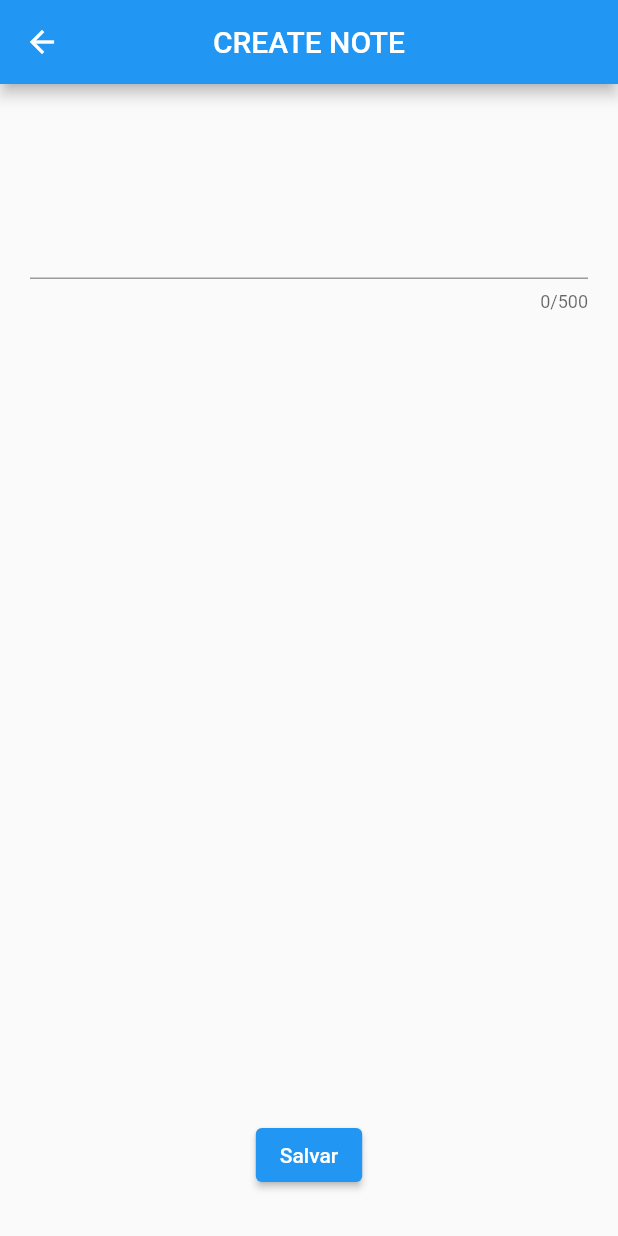
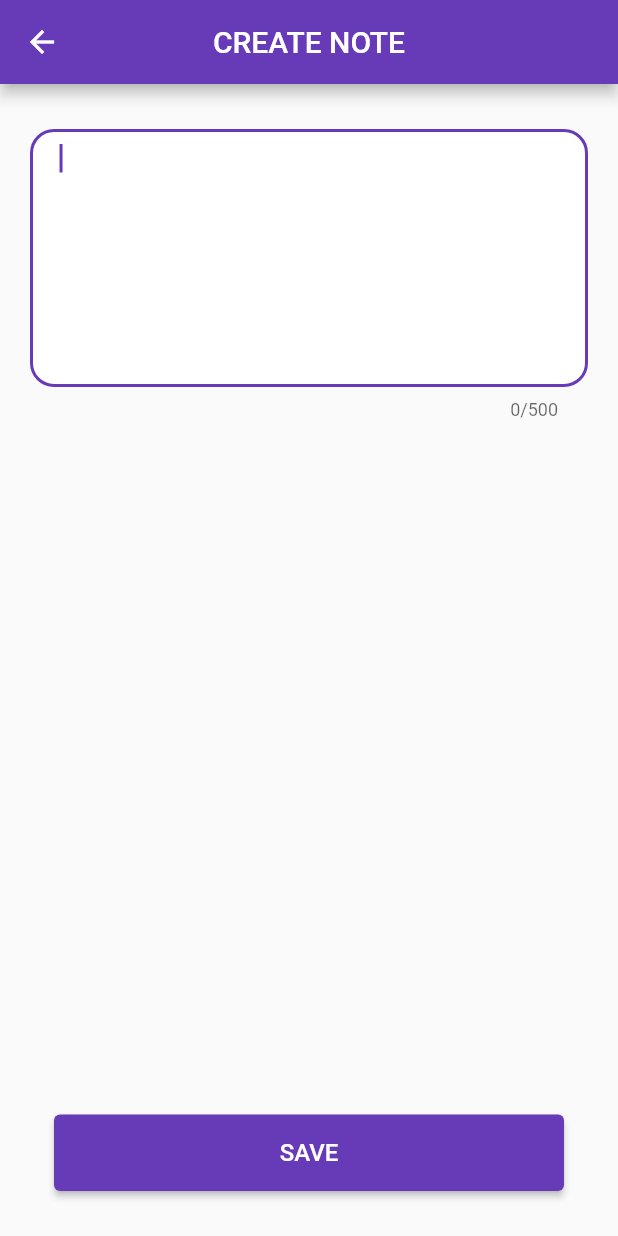
Before and after one commit to Felipe1209/ignite-notes, a Flutter app: the screen it shows after launch, after a tap on the "add" icon, on a phone screen of 412 x 824 dp. Run offline on Flutter 3.47's test engine with Material 2 defaults, Android fonts, the phone set to English and light mode, and no system bars.

Commit message:
If applied, this commit will: Use CreateNotePage to create and edit notes
Convert MaterialPageRoutes to named routes

```diff
--- a/lib/create_note_page.dart
+++ b/lib/create_note_page.dart
@@ -10,13 +10,60 @@ class CreateNotePage extends StatefulWidget {
 
 class _CreateNotePageState extends State<CreateNotePage> {
   TextEditingController _controller = TextEditingController();
+  String note = '';
+  String title = 'CREATE NOTE';
+
+  _save(){
+    if(_controller.text.isNotEmpty){
+      note = _controller.text;
+      Navigator.pop(context, note);
+    }else{
+      showDialog(context: context, builder: (context){
+        return AlertDialog(
+          content: Text('A nota não pode estar vazia!'),
+          actions: [
+            TextButton(
+              onPressed: () => Navigator.pop(context),
+              child: Text('OK')
+            )
+          ],
+        );
+      });
+    }
+  }
+
+  @override
+  void initState() {
+    //espera o primeiro frame para executar as ações
+    //usa-se pois no initState ainda não existe context até o primeiro frame
+    WidgetsBinding.instance!.addPostFrameCallback((_) {
+      if(ModalRoute.of(context)!.settings.arguments != null){
+        note = ModalRoute.of(context)!.settings.arguments as String;
+        _controller.text = note;
+        setState(() {
+          title = 'EDIT NOTE';
+        });
+      }
+    });
+
+    super.initState();
+  }
 
   @override
   Widget build(BuildContext context) {
     return Scaffold(
       appBar: AppBar(
-        title: Text("CREATE NOTE"),
+        title: Text(title),
         centerTitle: true,
+        actions: [
+          if(title == "EDIT NOTE")
+            IconButton(
+              icon: Icon(Icons.delete),
+              onPressed: (){
+                Navigator.pop(context, null);
+              },
+            )
+        ],
       ),
 
       body: Container(
@@ -29,10 +76,33 @@ class _CreateNotePageState extends State<CreateNotePage> {
                 controller: _controller,
                 maxLength: 500,
                 maxLengthEnforcement: MaxLengthEnforcement.enforced,
-                maxLines: 4,
-
+                maxLines: 8,
+                autofocus: true,
+                decoration: InputDecoration(
+                    contentPadding: EdgeInsets.fromLTRB(20, 10, 20, 10),
+                    filled: true,
+                    fillColor: Colors.white,
+                    border: OutlineInputBorder(
+                      borderRadius: BorderRadius.circular(16), //arredonda a borda
+                    )
+                ),
               ),
-              ElevatedButton(onPressed: (){}, child: Text("Salvar"))
+              Row(
+                children: [
+                  Expanded(
+                    child: Padding(
+                      padding: const EdgeInsets.symmetric(horizontal: 16),
+                      child: ElevatedButton(
+                        style: ElevatedButton.styleFrom(
+                          padding: EdgeInsets.symmetric(vertical: 16)
+                        ),
+                        child: Text("SAVE", style: TextStyle(fontSize: 16),),
+                        onPressed: _save
+                      ),
+                    ),
+                  ),
+                ],
+              )
             ],
           ),
         ),
--- a/lib/home_page.dart
+++ b/lib/home_page.dart
@@ -1,5 +1,4 @@
 import 'package:flutter/material.dart';
-import 'package:ignite_notes/create_note_page.dart';
 
 class HomePage extends StatefulWidget {
   const HomePage({Key? key}) : super(key: key);
@@ -23,7 +22,20 @@ class _HomePageState extends State<HomePage> {
           child: Column(
             children: [
               for (int i = 0; i < notes.length; i++)
-              Card(child: ListTile(title: Text(notes[i]),))
+              Card(
+                child: ListTile(
+                  title: Text(notes[i]),
+                  onTap: () async{
+                    var note = await Navigator.pushNamed(context, '/create', arguments: notes[i]);
+                    if (note != null){
+                      notes[i] = note as String;
+                    } else {
+                      notes.removeAt(i);
+                    }
+                    setState((){});
+                  },
+                )
+              )
             ],
           ),
         ),
@@ -31,12 +43,13 @@ class _HomePageState extends State<HomePage> {
 
       floatingActionButton: FloatingActionButton(
         child: Icon(Icons.add),
-        onPressed: (){
+        onPressed: () async{
+          var note = await Navigator.pushNamed(context, '/create');
+          if (note != null)
           setState(() {
-            Navigator.push(context,
-                MaterialPageRoute(builder: (context) => CreateNotePage()));
+            notes.add(note as String);
           });
-        },
+        }
       ),
 
 
--- a/lib/main.dart
+++ b/lib/main.dart
@@ -1,13 +1,19 @@
 import 'package:flutter/material.dart';
+import 'package:ignite_notes/create_note_page.dart';
 import 'package:ignite_notes/home_page.dart';
 
 void main(){
   runApp(MaterialApp(
     debugShowCheckedModeBanner: false,
-    title: "Notes",
-    home: HomePage()
-
-
+    title: 'Notes',
+    theme: ThemeData(
+      primarySwatch: Colors.deepPurple
+    ),
+    initialRoute: '/home',
+    routes: {
+      '/home' : (context) => HomePage(),
+      '/create' : (context) => CreateNotePage()
+    },
   ));
 
 }
```
